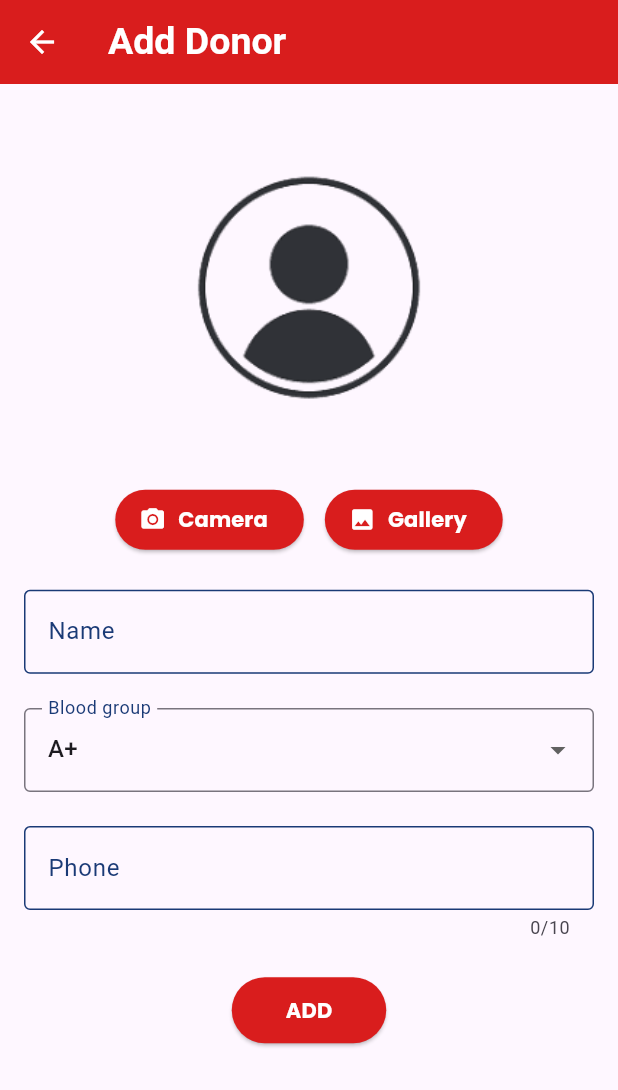
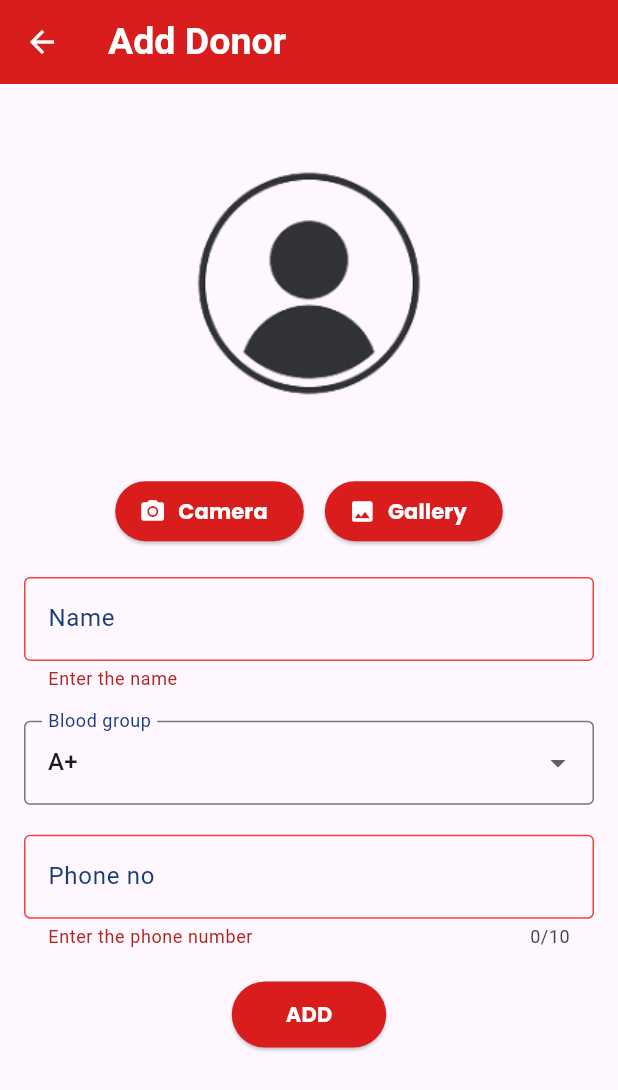
Before and after one commit to akhsak/Firebase_Crud-operation, a Flutter app: the AddScreen screen opened directly, after a tap on "ADD", on a phone screen of 412 x 824 dp. Shown: the top 1090 px of the screen. Run offline on Flutter 3.47's test engine with Material 3 defaults, Android fonts, the phone set to English and light mode, and no system bars; our stand-ins replace cloud_firestore, firebase_core, firebase_storage, google_fonts, image_picker; accounts and stored records are empty.

```diff
--- a/lib/controller/add_provider.dart
+++ b/lib/controller/add_provider.dart
@@ -12,11 +12,11 @@ class AddProvider extends ChangeNotifier {
   TextEditingController phoneController = TextEditingController();
 
   String selectedValue = 'A+';
+    final formKey = GlobalKey<FormState>();
 
   File? selectedImage;
   ImagePicker imagePicker = ImagePicker();
 
-  get formKey => null;
 
   void setImage(ImageSource source) async {
     final pickedImage = await imagePicker.pickImage(source: source);
@@ -45,12 +45,12 @@ class AddProvider extends ChangeNotifier {
 
     donorProvider.imageAdder(File(selectedImage!.path));
 
-    final event = DonorModel(
+    final donor = DonorModel(
         phone: phone,
         name: name,
         image: donorProvider.downloadurl,
         group: group);
-    donorProvider.addDonor(event);
+    donorProvider.addDonor(donor);
     clearTextField();
   }
 }
--- a/lib/view/add_page.dart
+++ b/lib/view/add_page.dart
@@ -23,7 +23,7 @@ class AddScreen extends StatelessWidget {
 
     return Scaffold(
       appBar: AppBar(
-        title: textTitle(data: 'Add Donor', size: 25),
+        title: textTitle(data:'Add Donor', size: 25),
         backgroundColor: Color.fromARGB(255, 217, 29, 29),
         leading: IconButton(
           onPressed: () {
@@ -35,6 +35,8 @@ class AddScreen extends StatelessWidget {
       ),
       body: SingleChildScrollView(
         scrollDirection: Axis.vertical,
+        child: Form(
+          key:addProvider.formKey,
           child: Padding(
             padding: const EdgeInsets.symmetric(horizontal: 16, vertical: 5),
             child: Column(
@@ -108,11 +110,11 @@ class AddScreen extends StatelessWidget {
                       ),
                       customTextFormField(
                           controller: addProvider.nameController,
-                        labelText: 'Name'),
+                          labelText: 'Name',message: 'Enter the name'),
                       dropDown(addProvider),
                       customTextFormField(
                           controller: addProvider.phoneController,
-                        labelText: 'Phone ',
+                          labelText: 'Phone no ',message: 'Enter the phone number',
                           inputFormatters: [
                             FilteringTextInputFormatter.digitsOnly
                           ],
@@ -122,6 +124,7 @@ class AddScreen extends StatelessWidget {
                         style: ElevatedButton.styleFrom(
                             backgroundColor: Color.fromARGB(255, 217, 29, 29)),
                         onPressed: () {
+                          if(addProvider.formKey.currentState!.validate()){
                               addProvider.addStudent(context);
 
                           Navigator.push(
@@ -131,6 +134,8 @@ class AddScreen extends StatelessWidget {
                             ),
                           );
                           addProvider.selectedImage = null;
+                          }
+
                         },
                         child: Padding(
                             padding: const EdgeInsets.all(12.0),
@@ -144,6 +149,7 @@ class AddScreen extends StatelessWidget {
             ),
           ),
         ),
+      ),
     );
   }
 }
--- a/lib/view/edit_page.dart
+++ b/lib/view/edit_page.dart
@@ -1,8 +1,8 @@
-
 // ignore_for_file: avoid_print
 
 import 'dart:developer';
 
+import 'package:crud_firebase/controller/add_provider.dart';
 import 'package:crud_firebase/controller/homedonor_provider.dart';
 import 'package:crud_firebase/model/donor.model.dart';
 import 'package:crud_firebase/widget/text_formfield.dart';
@@ -30,13 +30,15 @@ class _EditScreenState extends State<EditScreen> {
   void initState() {
     super.initState();
 
-    nameController.text = widget.bloodgp.name ;
-    groupController.text = widget.bloodgp. group ;
+    nameController.text = widget.bloodgp.name;
+    groupController.text = widget.bloodgp.group;
     phoneController.text = widget.bloodgp.phone;
   }
 
   @override
   Widget build(BuildContext context) {
+    final addProvider = Provider.of<AddProvider>(context, listen: false);
+
     return Scaffold(
       appBar: AppBar(
         title: textTitle(data: 'Edit details', size: 25),
@@ -50,8 +52,9 @@ class _EditScreenState extends State<EditScreen> {
           color: Colors.white,
         ),
       ),
-
       body: SingleChildScrollView(
+        child: Form(
+          key: addProvider.formKey,
           child: Padding(
             padding: const EdgeInsets.only(left: 20, right: 20, bottom: 100),
             child: Column(
@@ -61,37 +64,39 @@ class _EditScreenState extends State<EditScreen> {
                   height: 50,
                 ),
                 customTextFormField(
-
                   controller: nameController,
                   labelText: 'Name',
+                  message: 'Enter the name',
                 ),
                 const SizedBox(
                   height: 15,
                 ),
                 customTextFormField(
-
                     controller: groupController,
                     labelText: 'group',
-              ),
+                    message: 'Enter the blood group'),
                 const SizedBox(
                   height: 15,
                 ),
                 customTextFormField(
-
                     controller: phoneController,
                     labelText: 'phone no',
-              ),
+                    message: 'Enter the phone no'),
                 const SizedBox(
                   height: 15,
                 ),
                 ElevatedButton(
                     style: ElevatedButton.styleFrom(
-                      backgroundColor: const Color.fromARGB(255, 217, 29, 29)),
+                        backgroundColor:
+                            const Color.fromARGB(255, 217, 29, 29)),
                     onPressed: () {
+                      if (addProvider.formKey.currentState!.validate()) {
                         editDonor(context);
+                      }
                     },
                     child: textPoppins(data: 'UPDATE', color: Colors.white))
               ],
+            ),
           ),
         ),
       ),
@@ -111,14 +116,12 @@ class _EditScreenState extends State<EditScreen> {
 
       // Update image URL in Firestore
 
-
-      final updateddonor= DonorModel(
+      final updateddonor = DonorModel(
           name: editedName,
           phone: editedPhone,
           group: editedgroup,
           image: existingImage);
       pro.updateDonor(widget.id, updateddonor);
-
 
       Navigator.pop(context);
     } catch (e) {
--- a/lib/widget/text_formfield.dart
+++ b/lib/widget/text_formfield.dart
@@ -9,12 +9,13 @@ Widget customTextFormField(
     maxlength,
     List<TextInputFormatter>? inputFormatters,
     TextInputType? keyboardType,
+    String? message,
    })
     {
   return TextFormField(
     validator: (value) {
       if (value == null || value.isEmpty) {
-        return 'Value is empty';
+        return message??'value is empty';
       } else {
         return null;
       }
```
Lines whose indentation alone changed are shown as unchanged.
